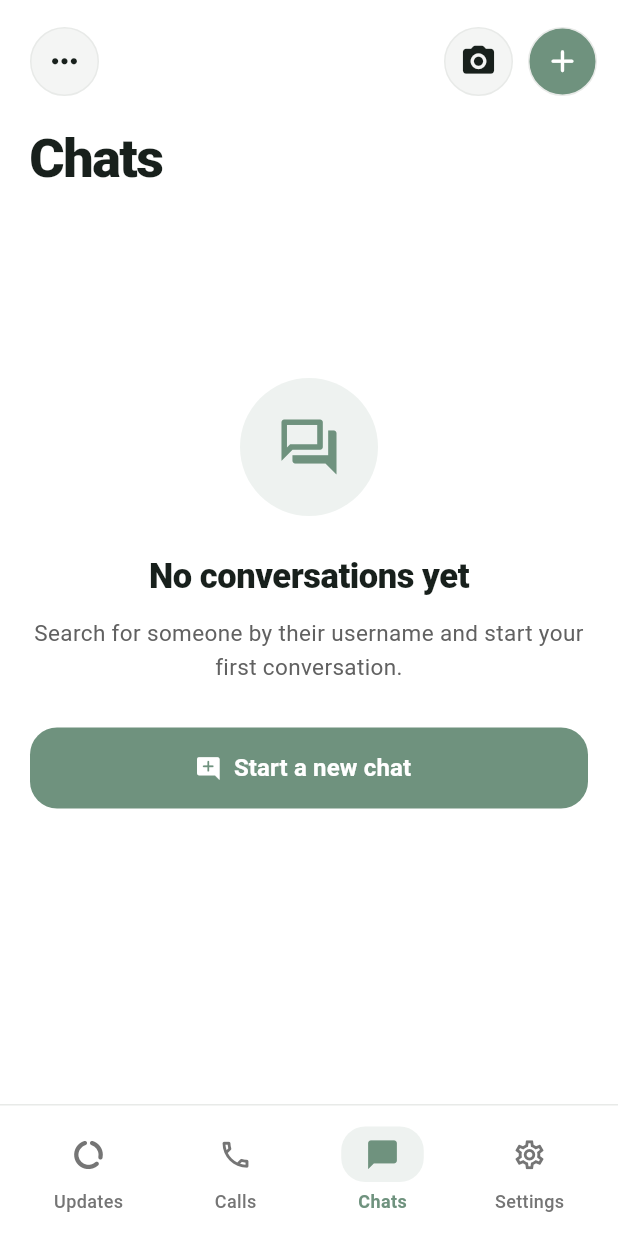
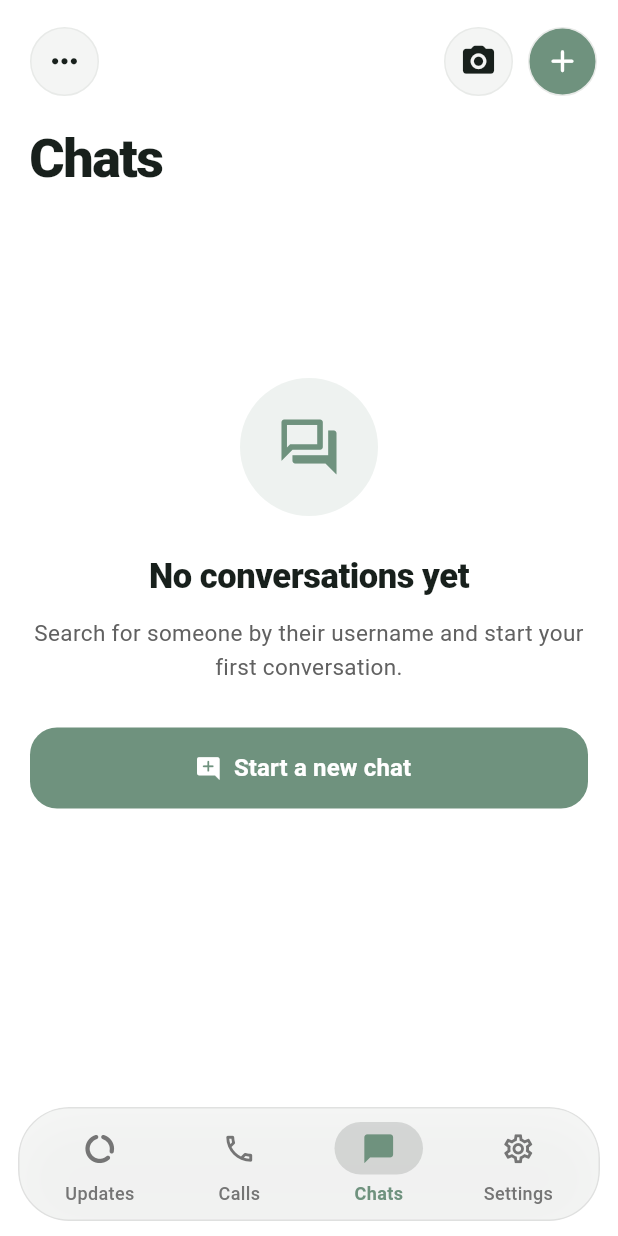
Before and after one commit to Vedant2402/ConnectUs, a Flutter app: the HomeScreen screen opened directly, on a phone screen of 412 x 824 dp. Run offline on Flutter 3.47's test engine with Material 3 defaults, Android fonts, the phone set to English and light mode, and no system bars; our stand-ins replace flutter_dotenv, supabase_flutter; missing offline and left inert: liquid_glass_widgets; accounts and stored records are empty; network calls fail.

Commit message:
Add floating WhatsApp-style navigation ribbon

```diff
--- a/connectus_app/lib/features/conversations/presentation/home_screen.dart
+++ b/connectus_app/lib/features/conversations/presentation/home_screen.dart
@@ -1,4 +1,5 @@
 import 'dart:async';
+import 'dart:ui';
 
 import 'package:flutter/material.dart';
 import 'package:liquid_glass_widgets/liquid_glass_widgets.dart';
@@ -555,6 +556,7 @@ class _HomeScreenState extends State<HomeScreen> with WidgetsBindingObserver {
   @override
   Widget build(BuildContext context) {
     return Scaffold(
+      extendBody: true,
       backgroundColor: Theme.of(context).scaffoldBackgroundColor,
       body: SafeArea(
         child: Column(
@@ -720,7 +722,7 @@ class _HomeScreenState extends State<HomeScreen> with WidgetsBindingObserver {
     if (conversationError != null) {
       return ListView(
         physics: const AlwaysScrollableScrollPhysics(),
-        padding: const EdgeInsets.fromLTRB(20, 120, 20, 24),
+        padding: const EdgeInsets.fromLTRB(20, 120, 20, 110),
         children: [
           GlassCard(
             padding: const EdgeInsets.all(26),
@@ -759,7 +761,7 @@ class _HomeScreenState extends State<HomeScreen> with WidgetsBindingObserver {
     if (conversations.isEmpty) {
       return ListView(
         physics: const AlwaysScrollableScrollPhysics(),
-        padding: const EdgeInsets.fromLTRB(20, 120, 20, 24),
+        padding: const EdgeInsets.fromLTRB(20, 120, 20, 110),
         children: [
           Center(
             child: ConstrainedBox(
@@ -876,7 +878,7 @@ class _HomeScreenState extends State<HomeScreen> with WidgetsBindingObserver {
 
     return ListView.separated(
       physics: const AlwaysScrollableScrollPhysics(),
-      padding: const EdgeInsets.fromLTRB(20, 12, 20, 24),
+      padding: const EdgeInsets.fromLTRB(20, 12, 20, 110),
       itemCount: visibleConversations.length,
       separatorBuilder: (_, _) =>
           Divider(height: 1, indent: 88, color: Theme.of(context).dividerColor),
@@ -1060,14 +1062,32 @@ class _HomeScreenState extends State<HomeScreen> with WidgetsBindingObserver {
   Widget buildBottomNavigation() {
     return SafeArea(
       top: false,
+      minimum: const EdgeInsets.fromLTRB(12, 0, 12, 10),
+      child: ClipRRect(
+        borderRadius: BorderRadius.circular(34),
+        child: BackdropFilter(
+          filter: ImageFilter.blur(sigmaX: 18, sigmaY: 18),
           child: Container(
+            height: 76,
             decoration: BoxDecoration(
-          color: Theme.of(context).colorScheme.surface.withValues(alpha: 0.96),
-          border: Border(
-            top: BorderSide(color: Theme.of(context).dividerColor),
+              color: Theme.of(
+                context,
+              ).colorScheme.surfaceContainerHighest.withValues(alpha: 0.88),
+              borderRadius: BorderRadius.circular(34),
+              border: Border.all(
+                color: Theme.of(context).brightness == Brightness.dark
+                    ? Colors.white.withValues(alpha: 0.14)
+                    : Colors.black.withValues(alpha: 0.08),
               ),
+              boxShadow: [
+                BoxShadow(
+                  color: Colors.black.withValues(alpha: 0.16),
+                  blurRadius: 28,
+                  offset: const Offset(0, 10),
                 ),
-        padding: const EdgeInsets.fromLTRB(10, 6, 10, 7),
+              ],
+            ),
+            padding: const EdgeInsets.symmetric(horizontal: 7, vertical: 6),
             child: Row(
               children: [
                 Expanded(
@@ -1086,7 +1106,9 @@ class _HomeScreenState extends State<HomeScreen> with WidgetsBindingObserver {
                     onTap: () {
                       ScaffoldMessenger.of(context).showSnackBar(
                         const SnackBar(
-                      content: Text('Calls are coming in a future milestone.'),
+                          content: Text(
+                            'Calls are coming in a future milestone.',
+                          ),
                         ),
                       );
                     },
@@ -1118,6 +1140,8 @@ class _HomeScreenState extends State<HomeScreen> with WidgetsBindingObserver {
                   ),
                 ),
               ],
+            ),
+          ),
         ),
       ),
     );
@@ -1198,19 +1222,24 @@ class _NavigationItem extends StatelessWidget {
       onTap: onTap,
       borderRadius: BorderRadius.circular(16),
       child: Padding(
-        padding: const EdgeInsets.symmetric(horizontal: 8, vertical: 8),
+        padding: const EdgeInsets.symmetric(horizontal: 3, vertical: 3),
         child: Column(
           mainAxisSize: MainAxisSize.min,
           children: [
             AnimatedContainer(
               duration: const Duration(milliseconds: 250),
               curve: Curves.easeOutCubic,
-              padding: const EdgeInsets.symmetric(horizontal: 16, vertical: 7),
+              padding: EdgeInsets.symmetric(
+                horizontal: selected ? 18 : 12,
+                vertical: 6,
+              ),
               decoration: BoxDecoration(
                 color: selected
-                    ? const Color(0xFF6F927E).withValues(alpha: 0.12)
+                    ? Theme.of(
+                        context,
+                      ).colorScheme.onSurface.withValues(alpha: 0.14)
                     : Colors.transparent,
-                borderRadius: BorderRadius.circular(16),
+                borderRadius: BorderRadius.circular(24),
               ),
               child: Icon(icon, color: color, size: 23),
             ),
```
Lines whose indentation alone changed are shown as unchanged.
